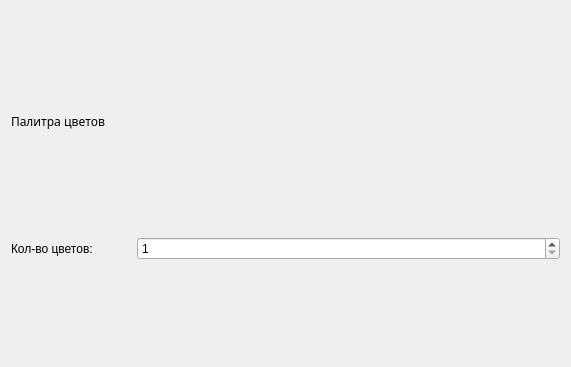
The window that color_palette.ui (FluffyTerror/Photoshop-project) describes before a commit, drawn with Qt 5.
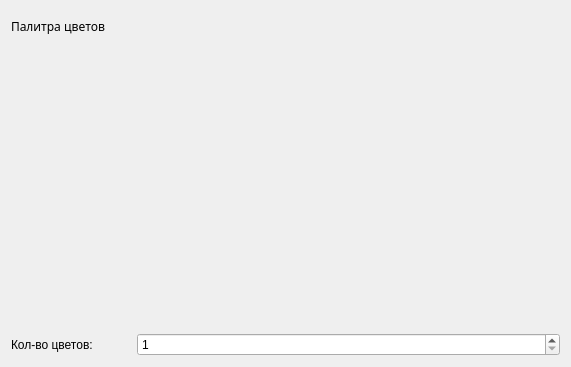
The same window after the commit.

Patch:
```diff
--- a/color_palette.ui
+++ b/color_palette.ui
@@ -14,7 +14,30 @@
    <string>Form</string>
   </property>
   <layout class="QGridLayout" name="gridLayout">
-   <item row="0" column="0" colspan="2">
+   <item row="3" column="0">
+    <widget class="QLabel" name="label_spin">
+     <property name="maximumSize">
+      <size>
+       <width>120</width>
+       <height>16777215</height>
+      </size>
+     </property>
+     <property name="text">
+      <string>Кол-во цветов:</string>
+     </property>
+    </widget>
+   </item>
+   <item row="3" column="1">
+    <widget class="QSpinBox" name="spinBox">
+     <property name="minimum">
+      <number>1</number>
+     </property>
+     <property name="maximum">
+      <number>10</number>
+     </property>
+    </widget>
+   </item>
+   <item row="1" column="0" colspan="2">
     <widget class="QLabel" name="label_7">
      <property name="maximumSize">
       <size>
@@ -32,31 +55,16 @@
      </property>
     </widget>
    </item>
-   <item row="1" column="0" colspan="2">
-    <layout class="QHBoxLayout" name="layout_2"/>
-   </item>
-   <item row="2" column="1">
-    <widget class="QSpinBox" name="spinBox">
-     <property name="minimum">
-      <number>1</number>
-     </property>
-     <property name="maximum">
-      <number>10</number>
-     </property>
-    </widget>
-   </item>
-   <item row="2" column="0">
-    <widget class="QLabel" name="label_spin">
-     <property name="maximumSize">
-      <size>
-       <width>120</width>
-       <height>16777215</height>
-      </size>
-     </property>
-     <property name="text">
-      <string>Кол-во цветов:</string>
-     </property>
-    </widget>
+   <item row="2" column="0" colspan="2">
+    <layout class="QHBoxLayout" name="layout_2">
+     <item>
+      <widget class="QLabel" name="label">
+       <property name="text">
+        <string/>
+       </property>
+      </widget>
+     </item>
+    </layout>
    </item>
   </layout>
  </widget>
```
